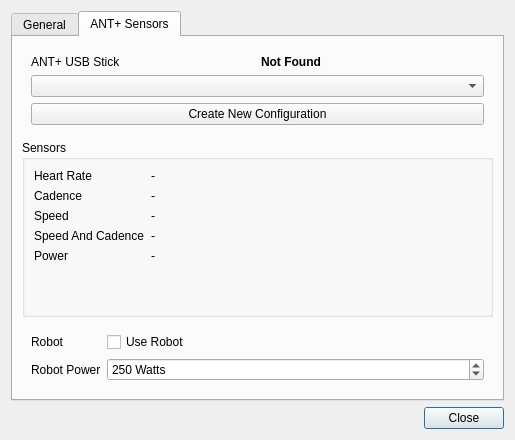
This is indoorcycling2/settingsdialog.ui in rsippl/big-ring as Qt 5 draws it before an edit. The edited form follows.
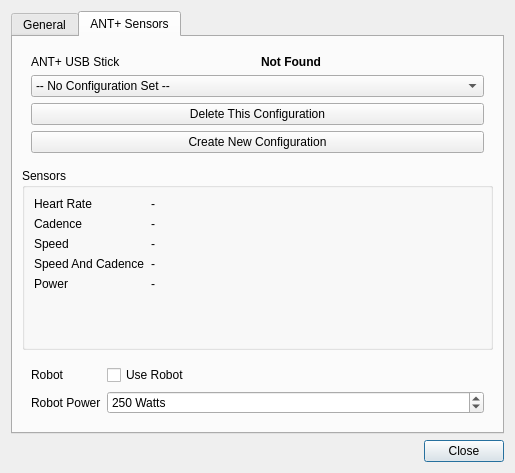
This is the edited form.

Commit message: Can now save and delete sensor configurations.

Diff of the .ui file:
```diff
--- a/indoorcycling2/settingsdialog.ui
+++ b/indoorcycling2/settingsdialog.ui
@@ -10,7 +10,7 @@
     <x>0</x>
     <y>0</y>
     <width>515</width>
-    <height>440</height>
+    <height>473</height>
    </rect>
   </property>
   <property name="sizePolicy">
@@ -129,6 +129,11 @@
               <verstretch>0</verstretch>
              </sizepolicy>
             </property>
+            <item>
+             <property name="text">
+              <string>-- No Configuration Set --</string>
+             </property>
+            </item>
            </widget>
           </item>
           <item row="0" column="0">
@@ -160,13 +165,20 @@
             </property>
            </widget>
           </item>
-          <item row="2" column="0" colspan="2">
+          <item row="3" column="0" colspan="2">
            <widget class="QPushButton" name="pushButton">
             <property name="text">
              <string>Create New Configuration</string>
             </property>
            </widget>
           </item>
+          <item row="2" column="0" colspan="2">
+           <widget class="QPushButton" name="deleteConfigurationButton">
+            <property name="text">
+             <string>Delete This Configuration</string>
+            </property>
+           </widget>
+          </item>
          </layout>
         </widget>
        </item>
```
Left out of the diff: 16 changed lines with no effect on the pictures. The commit also changes 6 other files.
